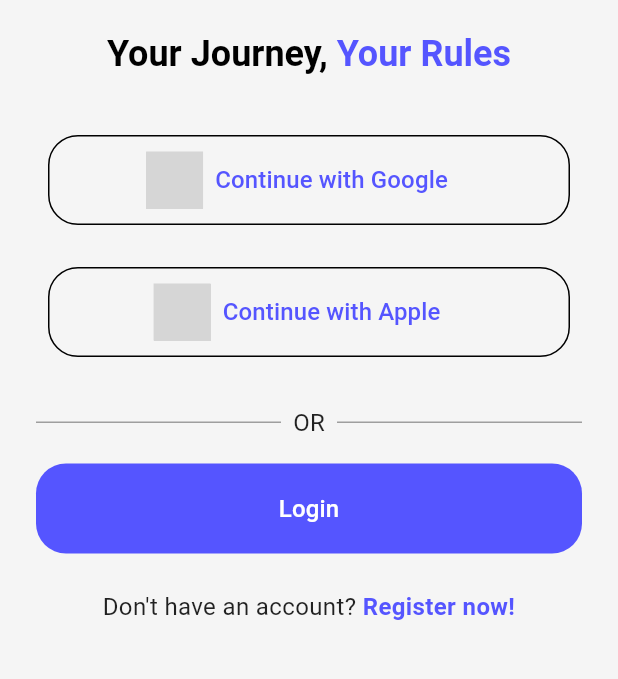
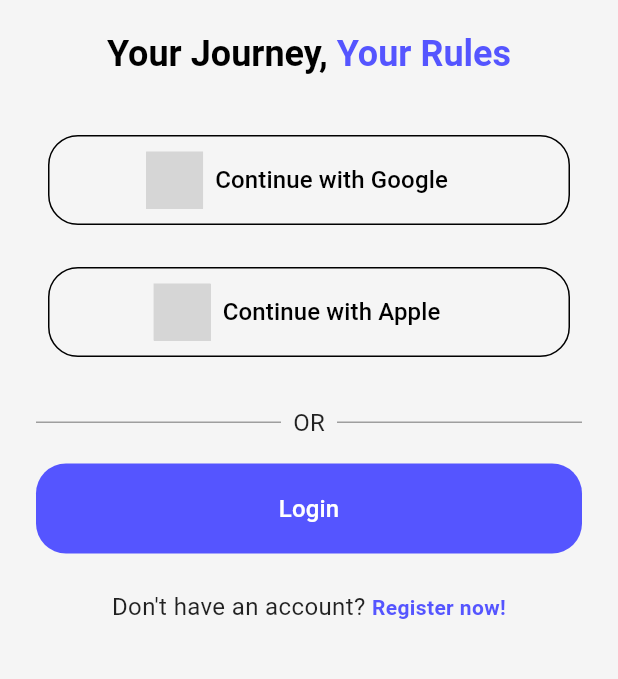
Before and after one commit to Trexxo-in/Trexxo-client, a Flutter app: the screen it shows after launch, on a phone screen of 412 x 824 dp, the part 423-1102 px from its top. Run offline on Flutter 3.47's test engine with Material 3 defaults, Android fonts, the phone set to English and light mode, and no system bars; our stand-ins replace firebase_auth, firebase_core, flutter_bloc, google_fonts, hydrated_bloc, icons_plus; accounts and stored records are empty; grey boxes are pictures that could not be loaded.

Commit message:
fixed theme issue

```diff
--- a/lib/main.dart
+++ b/lib/main.dart
@@ -59,7 +59,7 @@
           title: StringConstants.appFullName,
           theme: lightTheme,
           darkTheme: darkTheme,
-          themeMode: ThemeMode.system,
+          themeMode: themeMode, // controlled by ThemeCubit
           debugShowCheckedModeBanner: false,
           home: BlocBuilder<AuthBloc, AuthState>(
             builder: (context, state) {
--- a/lib/utils/theme.dart
+++ b/lib/utils/theme.dart
@@ -11,46 +11,36 @@
   colorScheme: ColorScheme.light(
     primary: primaryColor,
     secondary: primaryColor,
-
     onPrimary: Colors.white,
     onSecondary: Colors.white,
   ),
-  appBarTheme: AppBarTheme(
-    backgroundColor: Colors.white,
-    elevation: 0,
+  appBarTheme: const AppBarTheme(
+    backgroundColor: Colors.transparent,
     foregroundColor: Colors.black,
-    titleTextStyle: TextStyle(
-      color: Colors.black,
-      fontSize: 20,
-      fontWeight: FontWeight.bold,
-    ),
   ),
   textTheme: const TextTheme(
-    bodyMedium: TextStyle(color: Colors.black87, fontSize: 16),
-    headlineSmall: TextStyle(color: Colors.black87, fontSize: 24),
+    bodyMedium: TextStyle(color: Colors.black87),
+    headlineSmall: TextStyle(color: Colors.black87),
   ),
   filledButtonTheme: FilledButtonThemeData(
     style: ButtonStyle(
-      backgroundColor: WidgetStateProperty.all(primaryColor),
-      foregroundColor: WidgetStateProperty.all(Colors.white),
-      shape: WidgetStateProperty.all(
-        RoundedRectangleBorder(borderRadius: BorderRadius.circular(20)),
-      ),
+      backgroundColor: WidgetStatePropertyAll(primaryColor),
+      foregroundColor: WidgetStatePropertyAll(Colors.white),
     ),
   ),
   outlinedButtonTheme: OutlinedButtonThemeData(
-    style: OutlinedButton.styleFrom(
-      side: const BorderSide(color: Colors.black),
-      shape: RoundedRectangleBorder(borderRadius: BorderRadius.circular(20)),
+    style: ButtonStyle(
+      foregroundColor: WidgetStatePropertyAll(Colors.black),
+      side: WidgetStatePropertyAll(BorderSide(color: Colors.black)),
     ),
   ),
-  inputDecorationTheme: InputDecorationTheme(
+  inputDecorationTheme: const InputDecorationTheme(
     filled: true,
     fillColor: Colors.white,
-    border: OutlineInputBorder(borderRadius: BorderRadius.circular(16)),
     prefixIconColor: Colors.grey,
     suffixIconColor: Colors.grey,
     labelStyle: TextStyle(color: Colors.black),
+    border: OutlineInputBorder(),
   ),
 );
 
@@ -65,41 +55,32 @@
     onPrimary: Colors.white,
     onSecondary: Colors.white,
   ),
-  appBarTheme: AppBarTheme(
-    backgroundColor: backgroundDark,
-    elevation: 0,
+  appBarTheme: const AppBarTheme(
+    backgroundColor: Colors.transparent,
     foregroundColor: Colors.white,
-    titleTextStyle: TextStyle(
-      color: Colors.white,
-      fontSize: 20,
-      fontWeight: FontWeight.bold,
-    ),
   ),
   textTheme: const TextTheme(
-    bodyMedium: TextStyle(color: Colors.white70, fontSize: 16),
-    headlineSmall: TextStyle(color: Colors.white, fontSize: 24),
+    bodyMedium: TextStyle(color: Colors.white70),
+    headlineSmall: TextStyle(color: Colors.white),
   ),
   filledButtonTheme: FilledButtonThemeData(
     style: ButtonStyle(
-      backgroundColor: WidgetStateProperty.all(primaryColor),
-      foregroundColor: WidgetStateProperty.all(Colors.white),
-      shape: WidgetStateProperty.all(
-        RoundedRectangleBorder(borderRadius: BorderRadius.circular(20)),
-      ),
+      backgroundColor: WidgetStatePropertyAll(primaryColor),
+      foregroundColor: WidgetStatePropertyAll(Colors.white),
     ),
   ),
   outlinedButtonTheme: OutlinedButtonThemeData(
-    style: OutlinedButton.styleFrom(
-      side: const BorderSide(color: Colors.white),
-      shape: RoundedRectangleBorder(borderRadius: BorderRadius.circular(20)),
+    style: ButtonStyle(
+      foregroundColor: WidgetStatePropertyAll(Colors.white),
+      side: WidgetStatePropertyAll(BorderSide(color: Colors.white)),
     ),
   ),
-  inputDecorationTheme: InputDecorationTheme(
+  inputDecorationTheme: const InputDecorationTheme(
     filled: true,
-    fillColor: const Color(0xFF1E1E1E),
-    border: OutlineInputBorder(borderRadius: BorderRadius.circular(16)),
+    fillColor: Color(0xFF1E1E1E),
     prefixIconColor: Colors.white70,
     suffixIconColor: Colors.white70,
     labelStyle: TextStyle(color: Colors.white),
+    border: OutlineInputBorder(),
   ),
 );
--- a/lib/widgets/custom_text_buttons.dart
+++ b/lib/widgets/custom_text_buttons.dart
@@ -25,7 +25,6 @@
             shape: RoundedRectangleBorder(
               borderRadius: BorderRadius.circular(20),
             ),
-            side: const BorderSide(),
             padding: const EdgeInsets.symmetric(horizontal: 16),
           ),
           onPressed: onPressed,
@@ -74,9 +73,6 @@
           shape: WidgetStateProperty.all<RoundedRectangleBorder>(
             RoundedRectangleBorder(borderRadius: BorderRadius.circular(20)),
           ),
-          // backgroundColor: WidgetStateProperty.all<Color>(
-          //   const Color(0xFF5555ff),
-          // ),
         ),
         onPressed: onPressed,
         child: Text(label, style: const TextStyle(fontSize: 16)),
--- /dev/null
+++ b/lib/widgets/theme_changer.dart
@@ -0,0 +1,26 @@
+import 'package:flutter/material.dart';
+import 'package:flutter_bloc/flutter_bloc.dart';
+import 'package:trexxo_mobility/cubits/theme_cubit.dart';
+
+class ThemeSelector extends StatelessWidget {
+  const ThemeSelector({super.key});
+
+  @override
+  Widget build(BuildContext context) {
+    final currentTheme = context.watch<ThemeCubit>().state;
+
+    return DropdownButton<ThemeMode>(
+      value: currentTheme,
+      items: const [
+        DropdownMenuItem(value: ThemeMode.system, child: Text("System")),
+        DropdownMenuItem(value: ThemeMode.light, child: Text("Light")),
+        DropdownMenuItem(value: ThemeMode.dark, child: Text("Dark")),
+      ],
+      onChanged: (themeMode) {
+        if (themeMode != null) {
+          context.read<ThemeCubit>().emit(themeMode);
+        }
+      },
+    );
+  }
+}
```
